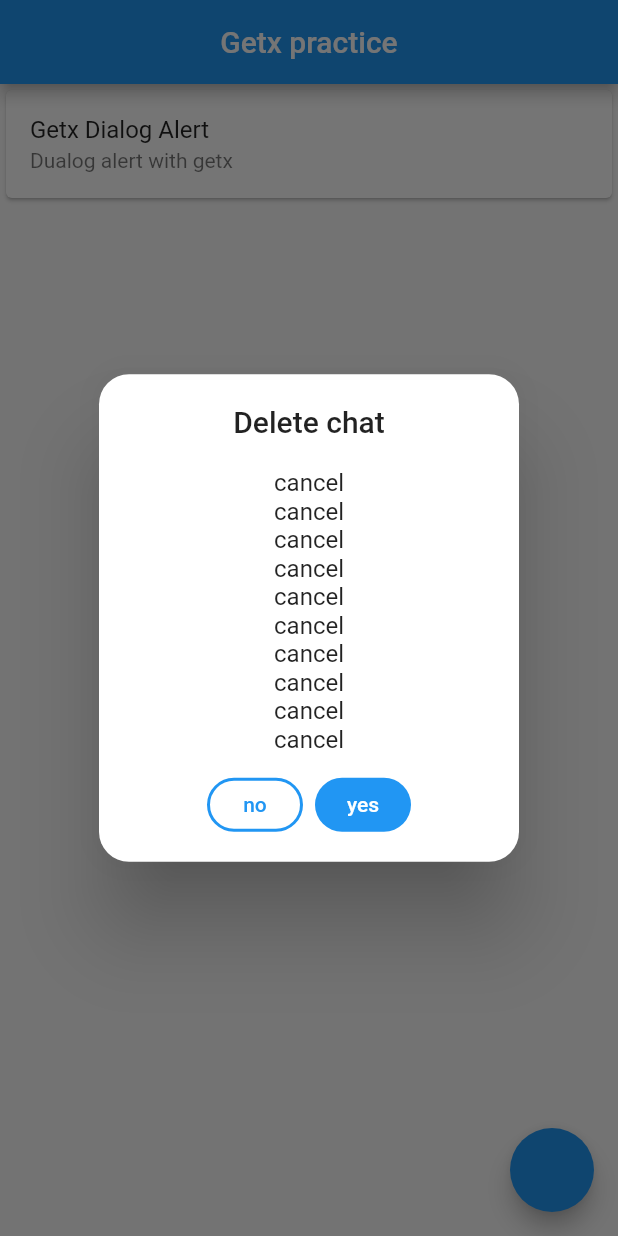
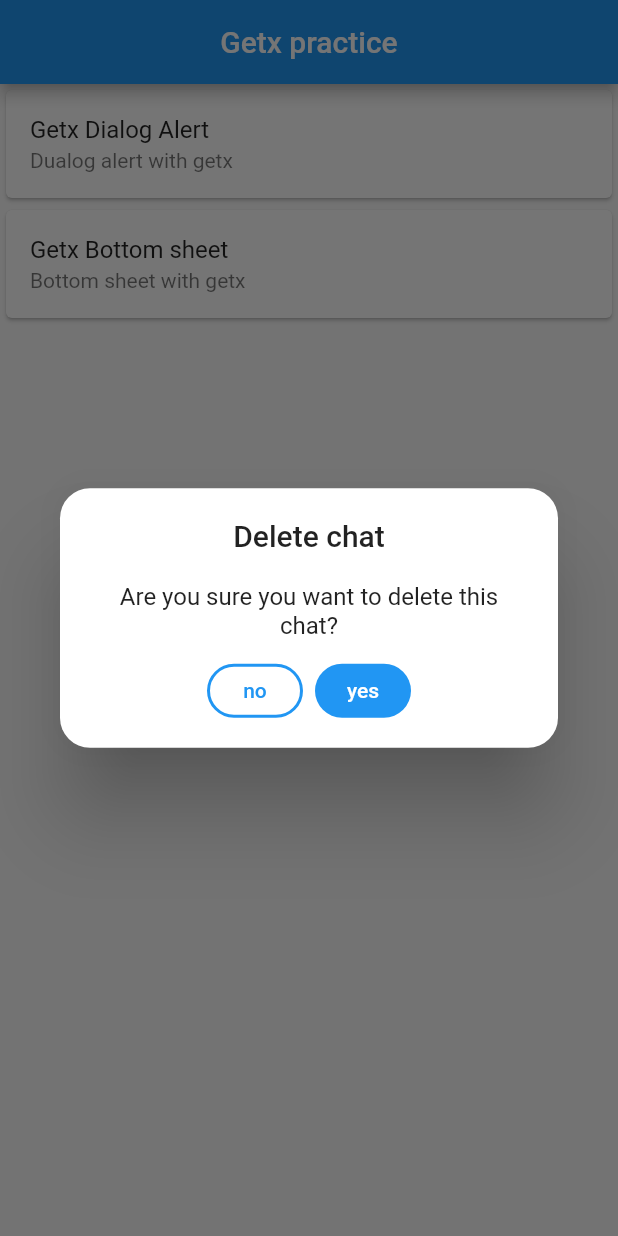
Before and after one commit to zaidahmedkhan/getx_statemanagement, a Flutter app: the screen it shows after launch, after a tap on "Getx Dialog Alert", on a phone screen of 412 x 824 dp. Run offline on Flutter 3.47's test engine with Material 2 defaults, Android fonts, the phone set to English and light mode, and no system bars; our stand-ins replace get.

Commit message:
getx change theme

```diff
--- a/lib/home_screen.dart
+++ b/lib/home_screen.dart
@@ -29,29 +29,59 @@ class _HomeScreenState extends State<HomeScreen> {
                   title: "Delete chat",
                   titlePadding: const EdgeInsets.only(top: 20),
                   contentPadding: const EdgeInsets.all(20),
-                    // middleText: "Are you sure you want to delete this chat?",
+                  middleText: "Are you sure you want to delete this chat?",
                   textConfirm: "yes",
                   textCancel: "no",
-                    content: Column(
-                      children: const [
-                        Text("cancel"),
-                        Text("cancel"),
-                        Text("cancel"),
-                        Text("cancel"),
-                        Text("cancel"),
-                        Text("cancel"),
-                        Text("cancel"),
-                        Text("cancel"),
-                        Text("cancel"),
-                        Text("cancel"),
+                  // content: Column(
+                  //   children: const [
+                  //     Text("cancel"),
+                  //     Text("cancel"),
+                  //     Text("cancel"),
+                  //     Text("cancel"),
+                  //     Text("cancel"),
+                  //     Text("cancel"),
+                  //     Text("cancel"),
+                  //     Text("cancel"),
+                  //     Text("cancel"),
+                  //     Text("cancel"),
+                  //   ],
+                  //  )
+                );
+              },
+            ),
+          ),
+          Card(
+            child: ListTile(
+              title: const Text("Getx Bottom sheet "),
+              subtitle: const Text("Bottom sheet with getx"),
+              onTap: () {
+                Get.bottomSheet(Container(
+                  color: Colors.red,
+                  child: Column(
+                    children: [
+                      ListTile(
+                        leading: Icon(Icons.light_mode),
+                        title: Text("Light theme"),
+                        onTap: () {
+                          Get.changeTheme(ThemeData.light());
+                        },
+                      ),
+                      ListTile(
+                        leading: Icon(Icons.dark_mode),
+                        title: Text("dark theme"),
+                        onTap: () {
+                          Get.changeTheme(ThemeData.dark());
+                        },
+                      ),
                     ],
+                  ),
                 ));
               },
             ),
-          )
+          ),
         ],
       ),
-      floatingActionButton: FloatingActionButton(onPressed: () {}),
+      // floatingActionButton: FloatingActionButton(onPressed: () {}),
     );
   }
 }
```
Lines whose indentation alone changed are shown as unchanged.
